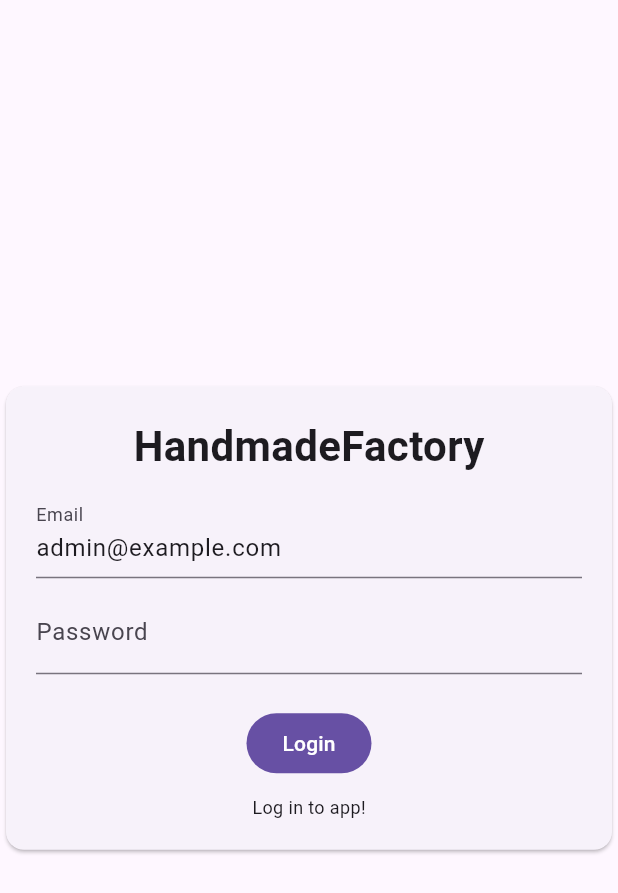
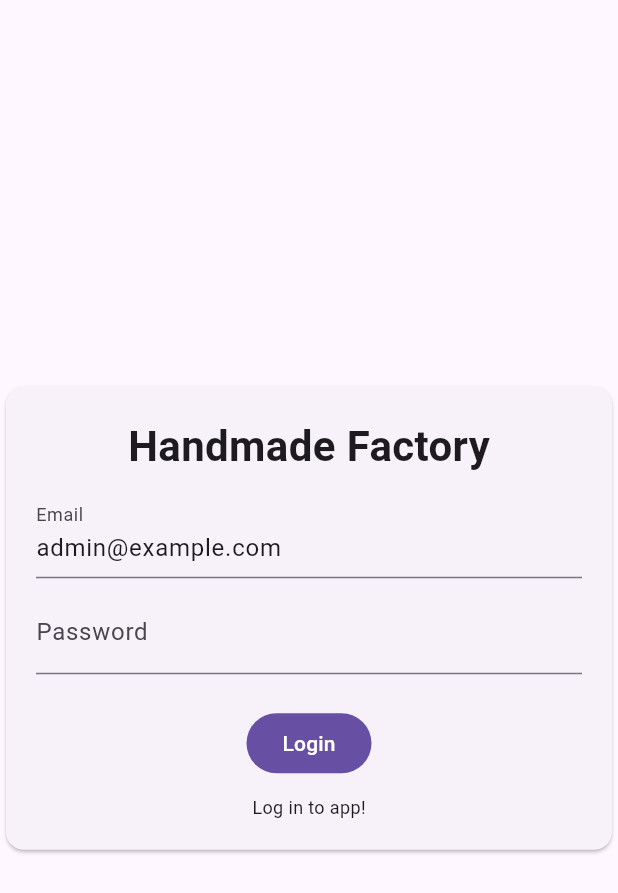
Before and after one commit to Websmatt/handmadefactory, a Flutter app: the screen it shows after launch, on a phone screen of 412 x 824 dp. Shown: the top 893 px of the screen. Run offline on Flutter 3.47's test engine with Material 3 defaults, Android fonts, the phone set to English and light mode, and no system bars; our stand-ins replace dio, shared_preferences.

Commit message:
Small title change

```diff
--- a/flutter_web/lib/main.dart
+++ b/flutter_web/lib/main.dart
@@ -40,7 +40,7 @@ class HandmadeFactory extends StatelessWidget {
   @override
   Widget build(BuildContext context) {
     return MaterialApp(
-      title: 'HandmadeFactory',
+      title: 'Handmade Factory',
       theme: ThemeData(useMaterial3: true),
       home: const BootstrapPage(),
     );
@@ -161,7 +161,7 @@ class _LoginPageState extends State<LoginPage> {
             child: Padding(
               padding: const EdgeInsets.all(20),
               child: Column(mainAxisSize: MainAxisSize.min, children: [
-                const Text('HandmadeFactory', style: TextStyle(fontSize: 28, fontWeight: FontWeight.w600)),
+                const Text('Handmade Factory', style: TextStyle(fontSize: 28, fontWeight: FontWeight.w600)),
                 const SizedBox(height: 12),
                 TextField(controller: emailCtrl, decoration: const InputDecoration(labelText: 'Email')),
                 const SizedBox(height: 8),
```
